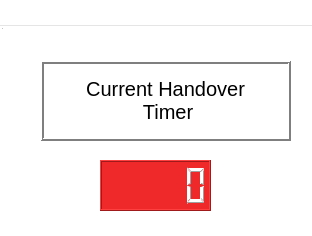
First picture: the form in stl_experiment_ui/user_interface/timer.ui, repository alapkshirsagar/handovers_kinova_gen3, before the edit.
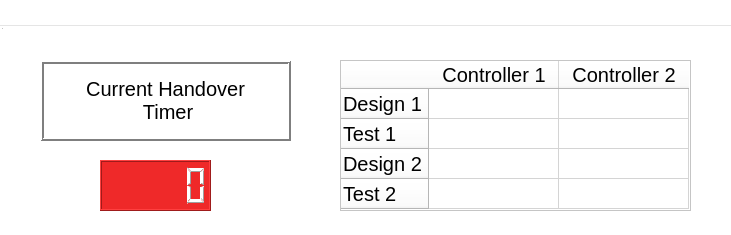
Second picture: the form after the edit.

```diff
--- a/stl_experiment_ui/user_interface/timer.ui
+++ b/stl_experiment_ui/user_interface/timer.ui
@@ -6,8 +6,8 @@
    <rect>
     <x>0</x>
     <y>0</y>
-    <width>312</width>
-    <height>236</height>
+    <width>731</width>
+    <height>235</height>
    </rect>
   </property>
   <property name="sizePolicy">
@@ -940,7 +940,7 @@
     <rect>
      <x>46</x>
      <y>30</y>
-     <width>241</width>
+     <width>641</width>
      <height>20</height>
     </rect>
    </property>
@@ -953,12 +953,60 @@
     <string notr="true">color: rgb(255, 255, 255);</string>
    </property>
    <property name="text">
-    <string>Reach time too low</string>
+    <string>Could not reach in specified time</string>
    </property>
    <property name="alignment">
     <set>Qt::AlignCenter</set>
    </property>
   </widget>
+  <widget class="QTableWidget" name="durationTable">
+   <property name="geometry">
+    <rect>
+     <x>340</x>
+     <y>60</y>
+     <width>351</width>
+     <height>151</height>
+    </rect>
+   </property>
+   <property name="font">
+    <font>
+     <pointsize>15</pointsize>
+    </font>
+   </property>
+   <attribute name="horizontalHeaderDefaultSectionSize">
+    <number>130</number>
+   </attribute>
+   <row>
+    <property name="text">
+     <string>Design 1</string>
+    </property>
+   </row>
+   <row>
+    <property name="text">
+     <string>Test 1</string>
+    </property>
+   </row>
+   <row>
+    <property name="text">
+     <string>Design 2</string>
+    </property>
+   </row>
+   <row>
+    <property name="text">
+     <string>Test 2</string>
+    </property>
+   </row>
+   <column>
+    <property name="text">
+     <string>Controller 1</string>
+    </property>
+   </column>
+   <column>
+    <property name="text">
+     <string>Controller 2</string>
+    </property>
+   </column>
+  </widget>
  </widget>
  <resources/>
  <connections/>
```
